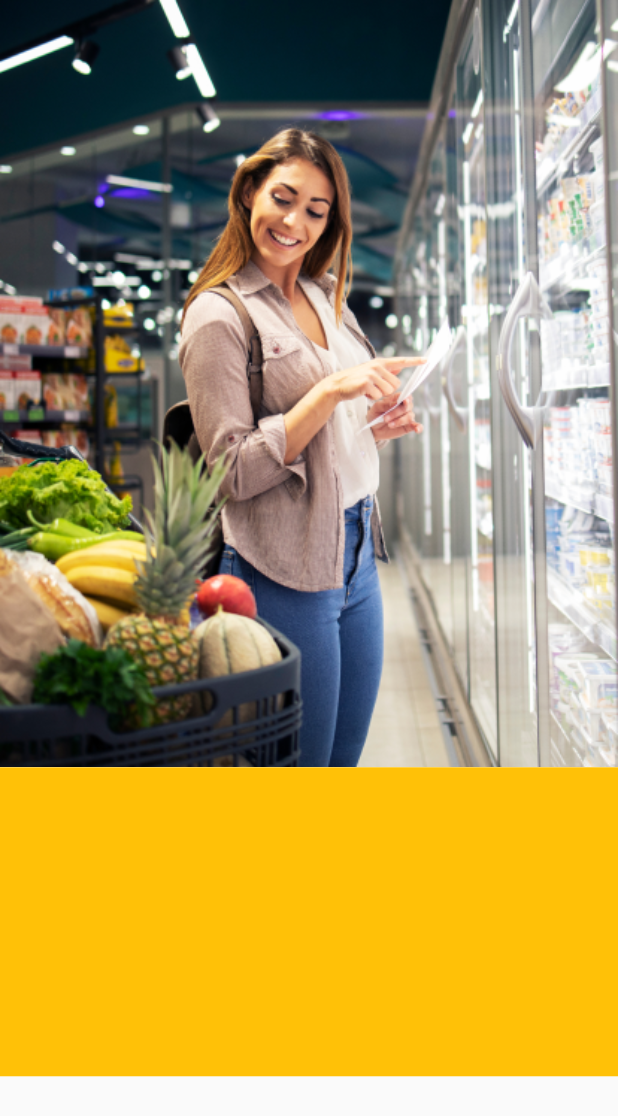
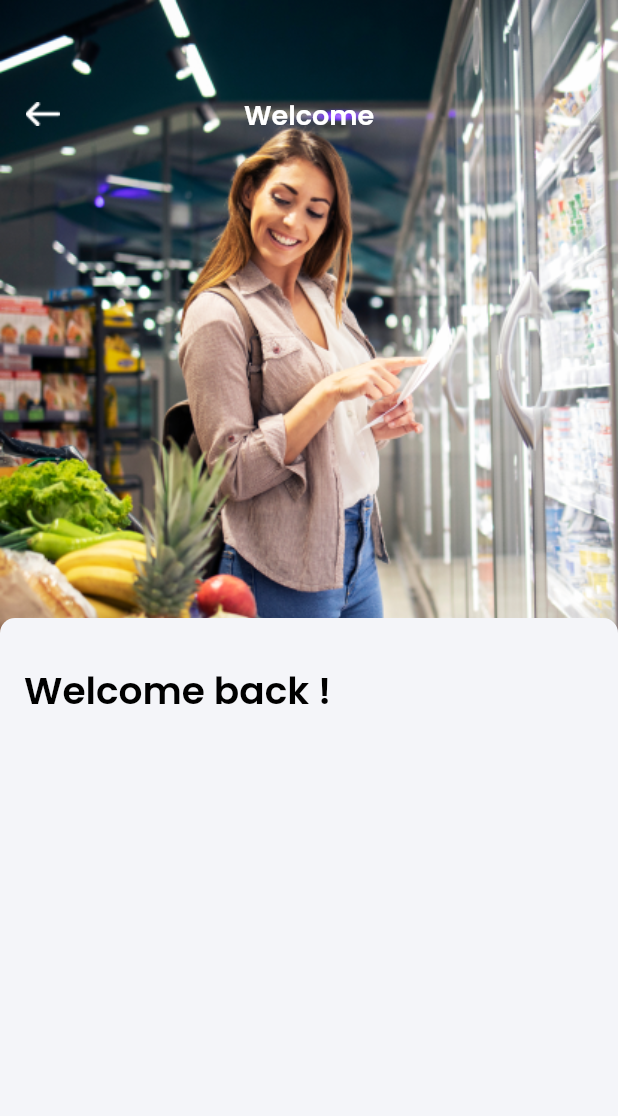
Before and after one commit to hammadkahn/E-Commerce-App, a Flutter app: the screen it shows after launch, on a phone screen of 412 x 824 dp. Shown: the top 1116 px of the screen. Run offline on Flutter 3.47's test engine with Material 2 defaults, Android fonts, the phone set to English and light mode, and no system bars; our stand-ins replace google_fonts.

Commit message:
second screen progress

```diff
--- a/lib/Screens/login.dart
+++ b/lib/Screens/login.dart
@@ -1,6 +1,7 @@
 import 'dart:math';
 
 import 'package:flutter/material.dart';
+import 'package:google_fonts/google_fonts.dart';
 
 class Login extends StatelessWidget {
   const Login({Key? key}) : super(key: key);
@@ -8,21 +9,56 @@ class Login extends StatelessWidget {
   @override
   Widget build(BuildContext context) {
     return Scaffold(
-      body: Column(
-        crossAxisAlignment: CrossAxisAlignment.start,
-        mainAxisSize: MainAxisSize.max,
-        mainAxisAlignment: MainAxisAlignment.start,
-        children: [
-          Image.asset(
-            'assets/images/login.png',
-            /* width: 100.0,
-            height: 100.0, */
+      body: Center(
+        child: SizedBox(
+          height: MediaQuery.of(context).size.height,
+          width: MediaQuery.of(context).size.width,
+          child: Stack(
+            alignment: Alignment.topCenter,
+            children: [
+              Image.asset(
+                'assets/images/login.png',
+              ),
+              Positioned(
+                  left: 17,
+                  top: 68,
+                  child: Image.asset('assets/images/back.png',
+                      width: 23, height: 16)),
+              const Positioned(
+                top: 63,
+                child: Text(
+                  'Welcome',
+                  style: TextStyle(
+                      fontSize: 18,
+                      fontWeight: FontWeight.w500,
+                      fontFamily: 'Poppins',
+                      color: Color(0xffFFFFFF)),
+                ),
+              ),
+              Positioned(
+                  bottom: 0,
+                  child: Container(
+                    height: MediaQuery.of(context).size.height / 2,
+                    width: MediaQuery.of(context).size.width,
+                    decoration: const BoxDecoration(
+                      borderRadius: BorderRadius.only(
+                          topRight: Radius.circular(10.0),
+                          topLeft: Radius.circular(10.0)),
+                      color: Color(0xffF4F5F9),
+                    ),
+                    child: Padding(
+                      padding: const EdgeInsets.only(top: 30, left: 16),
+                      child: Text('Welcome back !',
+                          style: TextStyle(
+                              fontSize: 25,
+                              fontWeight: FontWeight.w600,
+                              fontFamily: 'Poppins',
+                              color: Color(0xFF000000))),
+                    ),
+                  ))
+            ],
           ),
-          Container(
-            color: Colors.amber,
-            height: MediaQuery.of(context).size.width / 2,
-          )
-        ],
+        ),
       ),
     );
   }
--- a/lib/Screens/splash_screen.dart
+++ b/lib/Screens/splash_screen.dart
@@ -34,7 +34,10 @@ class _SplashScreenState extends State<SplashScreen> {
                   padding: EdgeInsets.only(top: 96),
                   child: Text(
                     "Welcome to",
-                    style: TextStyle(fontSize: 30, fontWeight: FontWeight.w700),
+                    style: TextStyle(
+                        fontSize: 30,
+                        fontWeight: FontWeight.w700,
+                        fontFamily: 'Poppins'),
                   ),
                 ),
                 Padding(
@@ -47,6 +50,7 @@ class _SplashScreenState extends State<SplashScreen> {
                   style: TextStyle(
                       fontSize: 15,
                       fontWeight: FontWeight.w500,
+                      fontFamily: 'Poppins',
                       color: Color(0xff868889)),
                 ),
                 const Padding(
@@ -55,6 +59,7 @@ class _SplashScreenState extends State<SplashScreen> {
                       style: TextStyle(
                           fontSize: 15,
                           fontWeight: FontWeight.w500,
+                          fontFamily: 'Poppins',
                           color: Color(0xff868889))),
                 ),
                 const Padding(
@@ -63,6 +68,7 @@ class _SplashScreenState extends State<SplashScreen> {
                       style: TextStyle(
                           fontSize: 20,
                           fontWeight: FontWeight.w700,
+                          fontFamily: 'Poppins',
                           color: Color(0xff6CC51D))),
                 )
               ],
--- a/pubspec.yaml
+++ b/pubspec.yaml
@@ -34,6 +34,7 @@ dependencies:
   # The following adds the Cupertino Icons font to your application.
   # Use with the CupertinoIcons class for iOS style icons.
   cupertino_icons: ^1.0.2
+  google_fonts: ^2.3.1
 
 dev_dependencies:
   flutter_test:
@@ -61,6 +62,11 @@ flutter:
   assets:
     - assets/images/
 
+  fonts:
+    - family: Poppins
+      fonts:
+        - asset: assets/fonts/Poppins-SemiBold.ttf
+
   # An image asset can refer to one or more resolution-specific "variants", see
   # https://flutter.dev/assets-and-images/#resolution-aware.
 
```
Also changed, not shown: assets/fonts/Poppins-SemiBold.ttf (added), assets/images/back.png (added), pubspec.lock.
